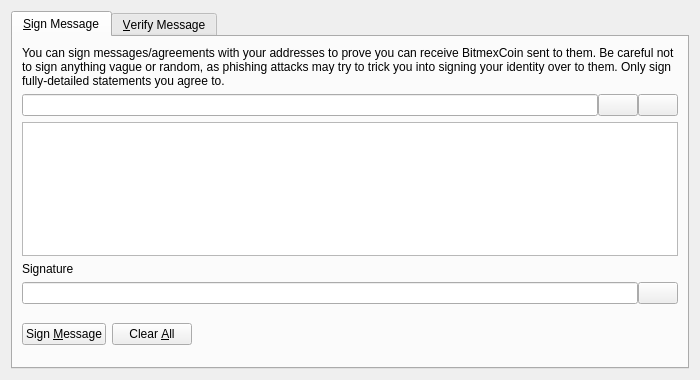
tocacyy/BitmexCoin, file src/qt/forms/signverifymessagedialog.ui: the form before one commit.
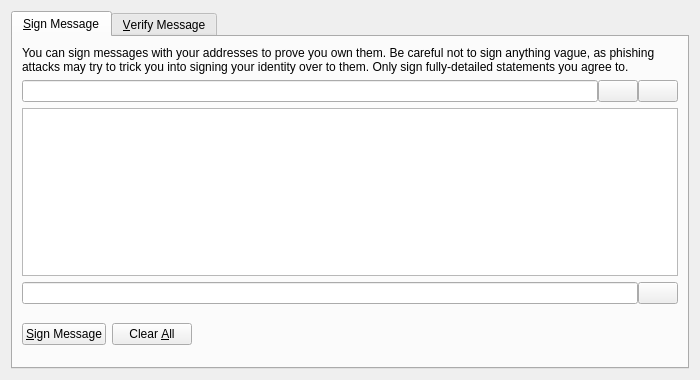
The form after the commit. The open tabs and pages were chosen to show the change. Icons and pictures are not drawn. Custom widgets are drawn as their Qt base class.

Diff of the .ui file:
```diff
--- a/src/qt/forms/signverifymessagedialog.ui
+++ b/src/qt/forms/signverifymessagedialog.ui
@@ -30,7 +30,7 @@
        <item>
         <widget class="QLabel" name="infoLabel_SM">
          <property name="text">
-          <string>You can sign messages/agreements with your addresses to prove you can receive BitmexCoin sent to them. Be careful not to sign anything vague or random, as phishing attacks may try to trick you into signing your identity over to them. Only sign fully-detailed statements you agree to.</string>
+          <string>You can sign messages with your addresses to prove you own them. Be careful not to sign anything vague, as phishing attacks may try to trick you into signing your identity over to them. Only sign fully-detailed statements you agree to.</string>
          </property>
          <property name="textFormat">
           <enum>Qt::PlainText</enum>
@@ -93,16 +93,6 @@
          </property>
         </widget>
        </item>
-       <item>
-        <widget class="QLabel" name="signatureLabel_SM">
-         <property name="text">
-          <string>Signature</string>
-         </property>
-         <property name="textFormat">
-          <enum>Qt::PlainText</enum>
-         </property>
-        </widget>
-       </item>
        <item>
         <layout class="QHBoxLayout" name="horizontalLayout_2_SM">
          <property name="spacing">
@@ -143,7 +133,11 @@
             <string>Sign the message to prove you own this BitmexCoin address</string>
            </property>
            <property name="text">
-            <string>Sign &amp;Message</string>
+            <string>&amp;Sign Message</string>
+           </property>
+           <property name="icon">
+            <iconset resource="../bitcoin.qrc">
+             <normaloff>:/icons/edit</normaloff>:/icons/edit</iconset>
            </property>
            <property name="autoDefault">
             <bool>false</bool>
```
Left out of the diff: 54 changed lines with no effect on the pictures.
